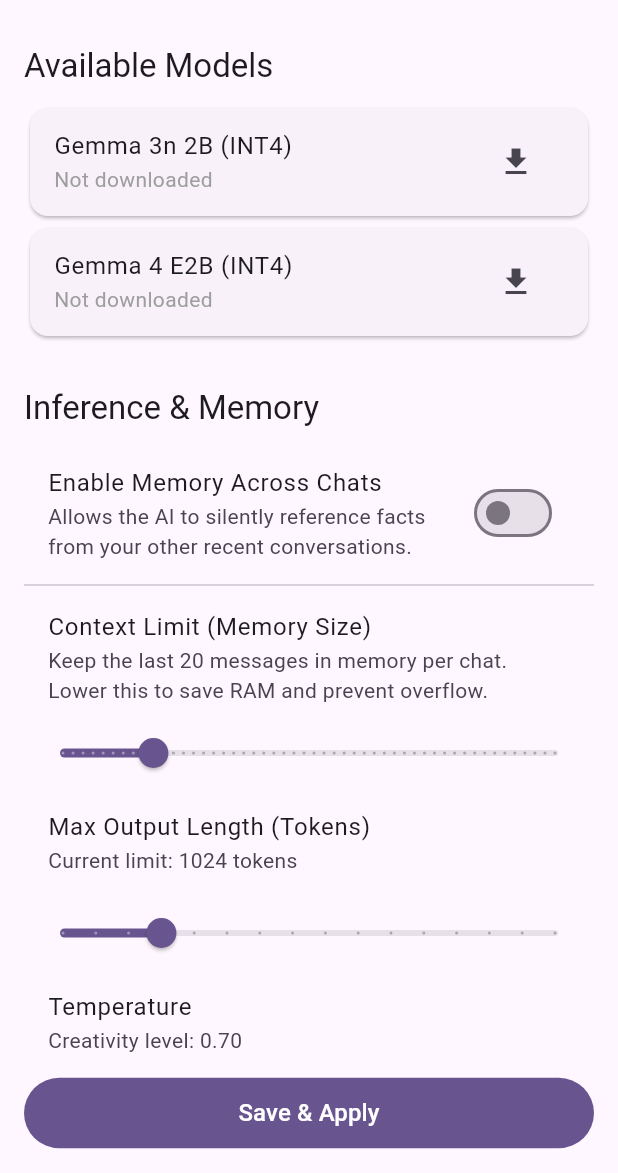
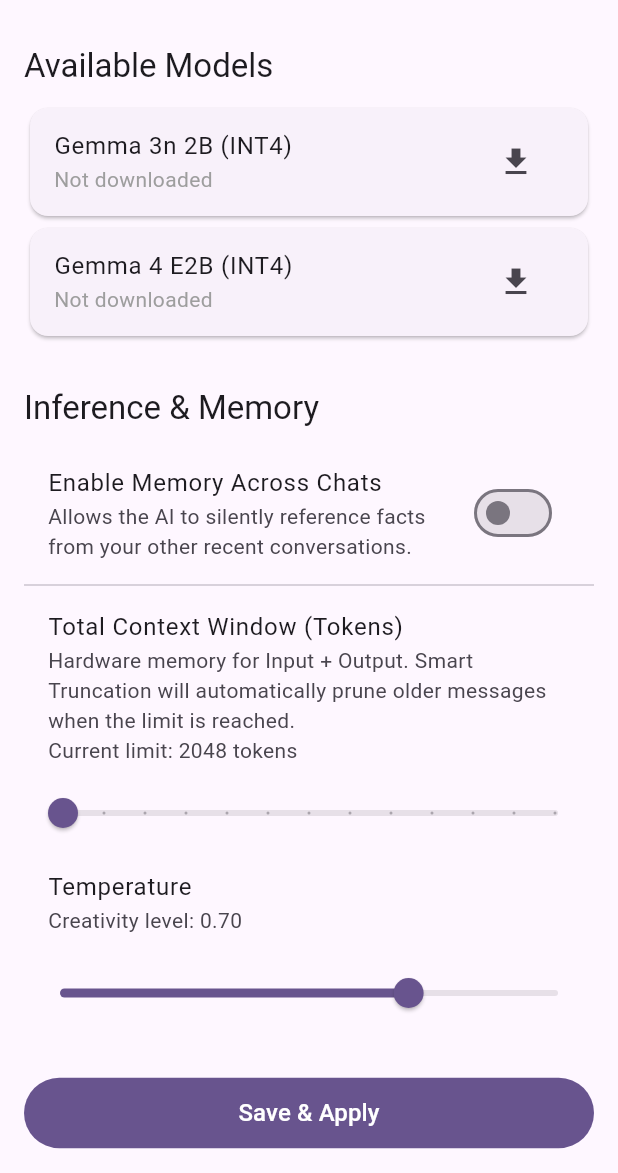
Before and after one commit to FlamingWater35/Local-Assistant, a Flutter app: the screen it shows after launch, on a phone screen of 412 x 824 dp, the part 63-1236 px from its top. Run offline on Flutter 3.47's test engine with Material 3 defaults, Android fonts, the phone set to English and light mode, and no system bars; our stand-ins replace auto_route, flutter_riverpod, hive_ce, hive_ce_flutter, logger, riverpod_annotation and 1 more; missing offline and left inert: flutter_chat_core, flutter_chat_ui, flutter_gemma; accounts and stored records are empty; generated files the repository leaves out were written again.

Commit message:
Update memory management

```diff
--- a/lib/domain/models.dart
+++ b/lib/domain/models.dart
@@ -43,7 +43,7 @@
   AppSettings({
     this.selectedModel = 'gemma-3n-2b',
     this.temperature = 0.7,
-    this.maxTokens = 1024,
+    this.maxTokens = 2048,
     this.systemPrompt = 'You are a helpful AI assistant.',
     this.hfToken = '',
     this.enableGlobalMemory = false,
@@ -59,7 +59,7 @@
   @HiveField(4, defaultValue: '')
   final String hfToken;
 
-  @HiveField(2, defaultValue: 1024)
+  @HiveField(2, defaultValue: 2048)
   final int maxTokens;
 
   @HiveField(0, defaultValue: 'gemma-3n-2b')
--- a/lib/presentation/settings_screen.dart
+++ b/lib/presentation/settings_screen.dart
@@ -25,6 +25,9 @@
   void initState() {
     super.initState();
     _draftSettings = ref.read(settingsControllerProvider);
+    if (_draftSettings.maxTokens < 2048) {
+      _draftSettings = _draftSettings.copyWith(maxTokens: 2048);
+    }
   }
 
   void _showDownloadDialog(AvailableModel model) {
@@ -49,7 +52,6 @@
       isModelInstalledProvider(_draftSettings.selectedModel).future,
     );
     if (!isInstalled) {
-      appLogger.w("Settings: Cannot save. Selected model is not downloaded.");
       if (mounted) {
         ScaffoldMessenger.of(context).showSnackBar(
           const SnackBar(content: Text('Selected model is not downloaded!')),
@@ -62,7 +64,6 @@
       await ref
           .read(settingsControllerProvider.notifier)
           .updateSettings(_draftSettings);
-      appLogger.i("Settings: Settings saved successfully.");
 
       if (mounted) {
         ScaffoldMessenger.of(context).showSnackBar(
@@ -75,7 +76,6 @@
         }
       }
     } catch (e) {
-      appLogger.e("Settings: Error saving settings", error: e);
       if (mounted) {
         ScaffoldMessenger.of(context).showSnackBar(
           SnackBar(content: Text('Error: $e'), backgroundColor: Colors.red),
@@ -154,35 +154,16 @@
             const Divider(),
 
             ListTile(
-              title: const Text("Context Limit (Memory Size)"),
+              title: const Text("Total Context Window (Tokens)"),
               subtitle: Text(
-                "Keep the last ${_draftSettings.contextLimit} messages in memory per chat.\nLower this to save RAM and prevent overflow.",
-              ),
-            ),
-            Slider(
-              value: _draftSettings.contextLimit.toDouble(),
-              min: 2,
-              max: 100,
-              divisions: 49,
-              label: _draftSettings.contextLimit.toString(),
-              onChanged: (val) => setState(
-                () => _draftSettings = _draftSettings.copyWith(
-                  contextLimit: val.toInt(),
-                ),
-              ),
-            ),
-
-            ListTile(
-              title: const Text("Max Output Length (Tokens)"),
-              subtitle: Text(
-                "Current limit: ${_draftSettings.maxTokens} tokens",
+                "Hardware memory for Input + Output. Smart Truncation will automatically prune older messages when the limit is reached.\nCurrent limit: ${_draftSettings.maxTokens} tokens",
               ),
             ),
             Slider(
               value: _draftSettings.maxTokens.toDouble(),
-              min: 256,
-              max: 4096,
-              divisions: 15,
+              min: 2048,
+              max: 8192,
+              divisions: 12,
               label: _draftSettings.maxTokens.toString(),
               onChanged: (val) => setState(
                 () => _draftSettings = _draftSettings.copyWith(
```
Also changed, not shown: lib/application/chat_provider.dart (+25 -2 lines), lib/infrastructure/llm_service.dart (+78 -44 lines).
